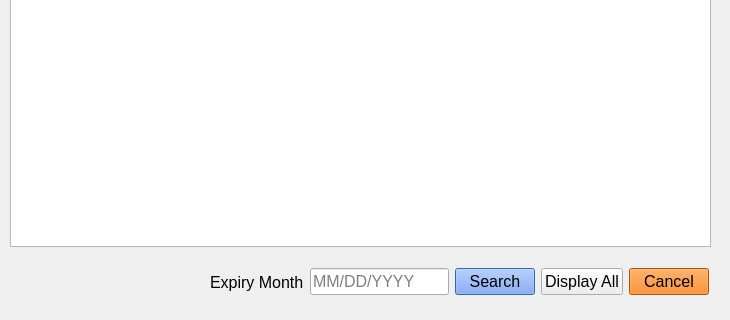
Qt form membershipexpiry.ui (max9001/Bulk-Club-Project) before a commit; both pictures show x 0 to 730 and y 274 to 594 of the 730 by 594 pixel window.
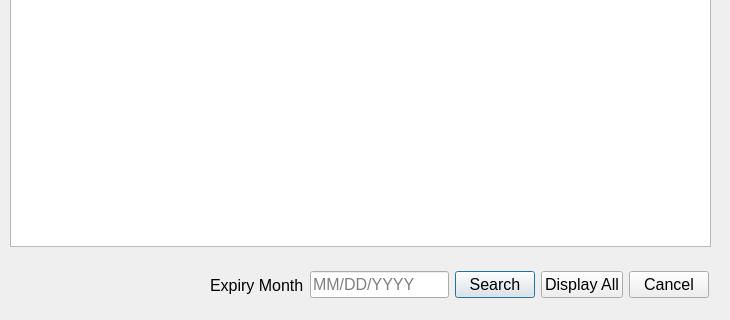
The same form after that commit.

What changed in the file:
```diff
--- a/membershipexpiry.ui
+++ b/membershipexpiry.ui
@@ -23,13 +23,13 @@
     </rect>
    </property>
   </widget>
-  <widget class="QWidget" name="">
+  <widget class="QWidget" name="layoutWidget">
    <property name="geometry">
     <rect>
      <x>210</x>
      <y>540</y>
      <width>499</width>
-     <height>32</height>
+     <height>38</height>
     </rect>
    </property>
    <layout class="QHBoxLayout" name="horizontalLayout">
@@ -68,7 +68,7 @@
        </font>
       </property>
       <property name="styleSheet">
-       <string notr="true">background-color: rgb(105, 146, 255)</string>
+       <string notr="true"/>
       </property>
       <property name="text">
        <string>Search</string>
@@ -95,7 +95,7 @@
        </font>
       </property>
       <property name="styleSheet">
-       <string notr="true">background-color: rgb(241, 115, 0)</string>
+       <string notr="true"/>
       </property>
       <property name="text">
        <string>Cancel</string>
```
